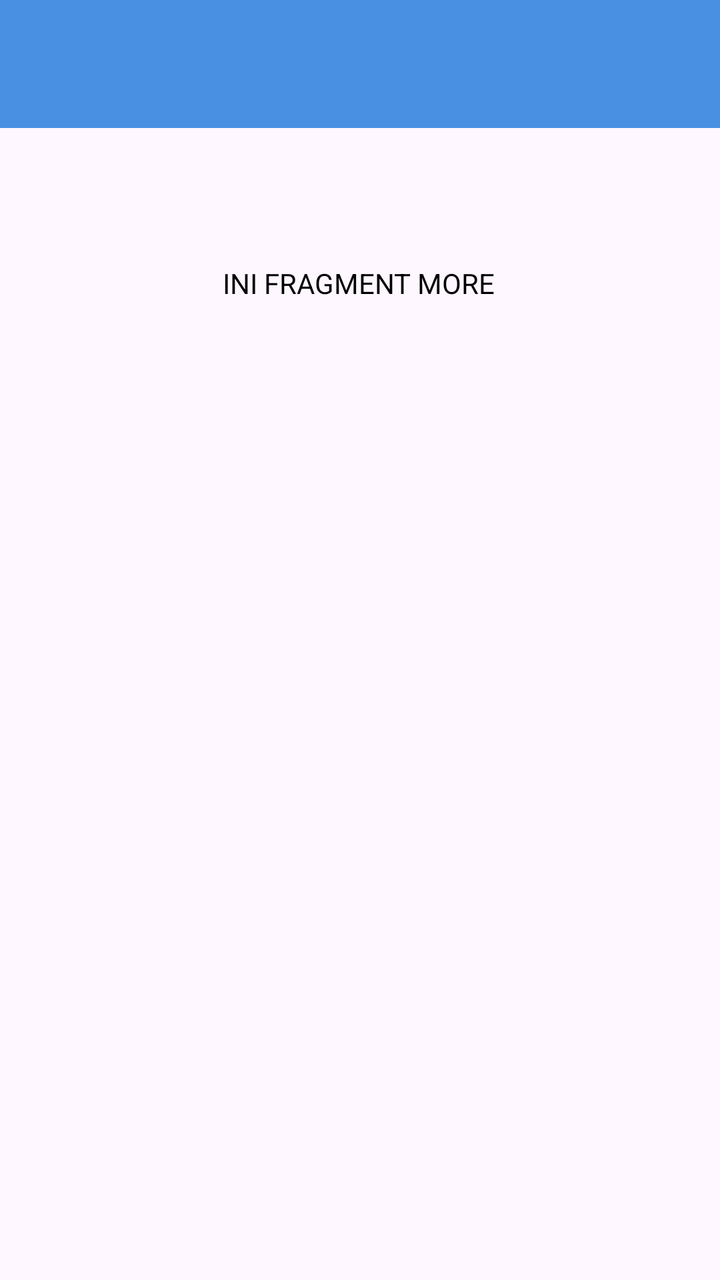
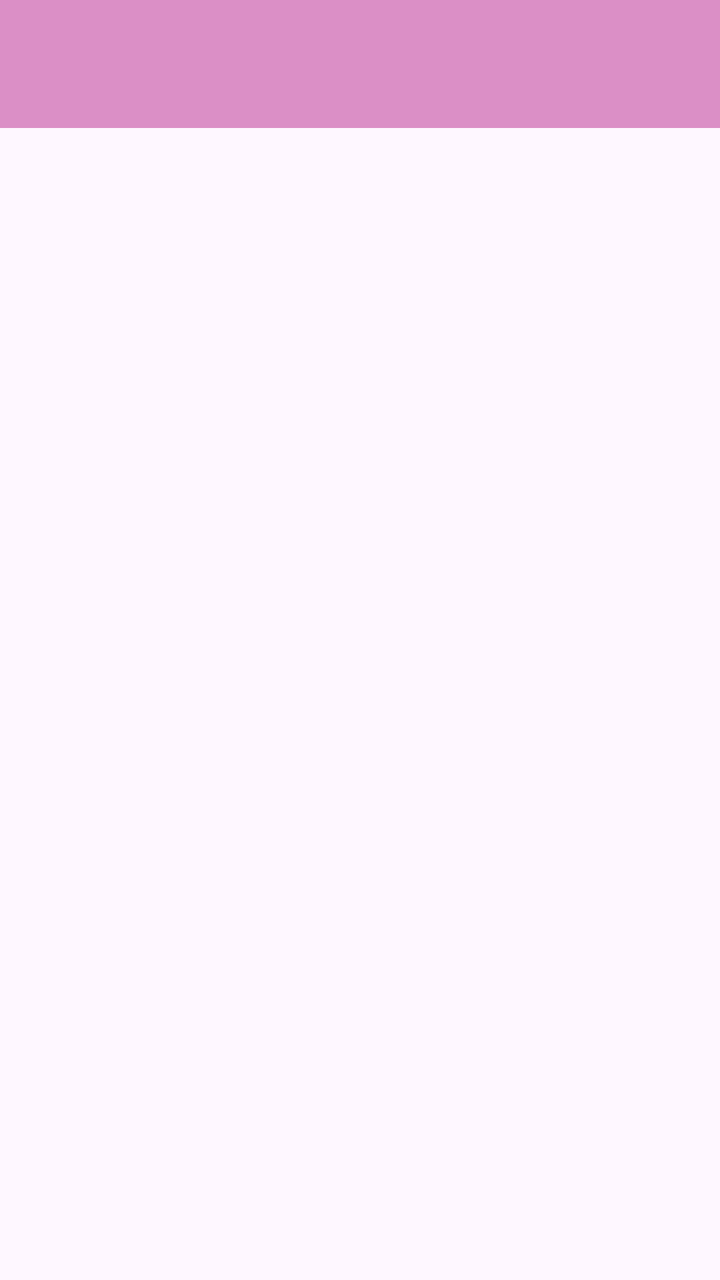

Compare the two renders of this Android layout. The source of the first and the diff that turns it into the second are given below.
<!-- AndroidManifest.xml: application theme Theme.BellApps -->
<!-- res/layout/fragment_more.xml -->
<?xml version="1.0" encoding="utf-8"?>
<androidx.constraintlayout.widget.ConstraintLayout xmlns:android="http://schemas.android.com/apk/res/android"
    xmlns:tools="http://schemas.android.com/tools"
    android:layout_width="match_parent"
    android:layout_height="match_parent"
    xmlns:app="http://schemas.android.com/apk/res-auto"
    tools:context=".More.MoreFragment">

    
    <androidx.appcompat.widget.Toolbar
        android:id="@+id/toolbar"
        android:layout_width="match_parent"
        android:layout_height="?attr/actionBarSize"
        android:background="@color/ocean_primary"
        app:layout_constraintEnd_toEndOf="parent"
        app:layout_constraintStart_toStartOf="parent"
        app:layout_constraintTop_toTopOf="parent"
        app:layout_scrollFlags="scroll|enterAlways"
        app:subtitleTextColor="@color/ocean_secondary"
        app:titleTextColor="@color/black" />


    <TextView
        android:layout_width="wrap_content"
        android:layout_height="wrap_content"
        android:layout_marginTop="68dp"
        android:text="INI FRAGMENT MORE"
        android:textColor="@color/black"
        app:layout_constraintEnd_toEndOf="parent"
        app:layout_constraintHorizontal_bias="0.498"
        app:layout_constraintStart_toStartOf="parent"
        app:layout_constraintTop_toBottomOf="@+id/toolbar" />
</androidx.constraintlayout.widget.ConstraintLayout>
<!-- resources referenced by this layout -->
<resources>
  <color name="black">#FF000000</color>
  <color name="ocean_primary">#4A90E2</color>
  <color name="ocean_secondary">#B3E5FC</color>
  <style name="Theme.BellApps" parent="Base.Theme.BellApps" />
  <style name="Base.Theme.BellApps" parent="Theme.Material3.DayNight.NoActionBar">
          
          
      </style>
</resources>

<!-- the commit's change to res/layout/fragment_more.xml (unified diff, before → after) -->
@@ -1,5 +1,5 @@
 <?xml version="1.0" encoding="utf-8"?>
-<androidx.constraintlayout.widget.ConstraintLayout xmlns:android="http://schemas.android.com/apk/res/android"
+<androidx.coordinatorlayout.widget.CoordinatorLayout xmlns:android="http://schemas.android.com/apk/res/android"
     xmlns:tools="http://schemas.android.com/tools"
     android:layout_width="match_parent"
     android:layout_height="match_parent"
@@ -7,27 +7,26 @@
     tools:context=".More.MoreFragment">
 
     
-    <androidx.appcompat.widget.Toolbar
-        android:id="@+id/toolbar"
+    <com.google.android.material.appbar.AppBarLayout
+        android:id="@+id/appBarLayout"
         android:layout_width="match_parent"
-        android:layout_height="?attr/actionBarSize"
-        android:background="@color/ocean_primary"
-        app:layout_constraintEnd_toEndOf="parent"
-        app:layout_constraintStart_toStartOf="parent"
-        app:layout_constraintTop_toTopOf="parent"
-        app:layout_scrollFlags="scroll|enterAlways"
-        app:subtitleTextColor="@color/ocean_secondary"
-        app:titleTextColor="@color/black" />
+        android:layout_height="wrap_content"
+        android:theme="@style/ThemeOverlay.AppCompat.Dark.ActionBar">
+
+        <androidx.appcompat.widget.Toolbar
+            android:id="@+id/toolbar"
+            android:layout_width="match_parent"
+            android:layout_height="?attr/actionBarSize"
+            android:background="@color/bg"
+            app:layout_scrollFlags="scroll|enterAlways"
+            app:titleTextColor="@android:color/white" />
+
+    </com.google.android.material.appbar.AppBarLayout>
 
 
-    <TextView
-        android:layout_width="wrap_content"
-        android:layout_height="wrap_content"
-        android:layout_marginTop="68dp"
-        android:text="INI FRAGMENT MORE"
-        android:textColor="@color/black"
-        app:layout_constraintEnd_toEndOf="parent"
-        app:layout_constraintHorizontal_bias="0.498"
-        app:layout_constraintStart_toStartOf="parent"
-        app:layout_constraintTop_toBottomOf="@+id/toolbar" />
-</androidx.constraintlayout.widget.ConstraintLayout>
+    <ListView
+        android:id="@+id/listViewItems"
+        android:layout_width="match_parent"
+        android:layout_height="match_parent"
+        app:layout_behavior="@string/appbar_scrolling_view_behavior" />
+</androidx.coordinatorlayout.widget.CoordinatorLayout>
<!-- resource entries referenced after the edit -->
@@ -1,8 +1,6 @@
 <!-- resources referenced by this layout -->
 <resources>
-  <color name="black">#FF000000</color>
-  <color name="ocean_primary">#4A90E2</color>
-  <color name="ocean_secondary">#B3E5FC</color>
+  <color name="bg">#DB8FC6</color>
   <style name="Theme.BellApps" parent="Base.Theme.BellApps" />
   <style name="Base.Theme.BellApps" parent="Theme.Material3.DayNight.NoActionBar">
           
